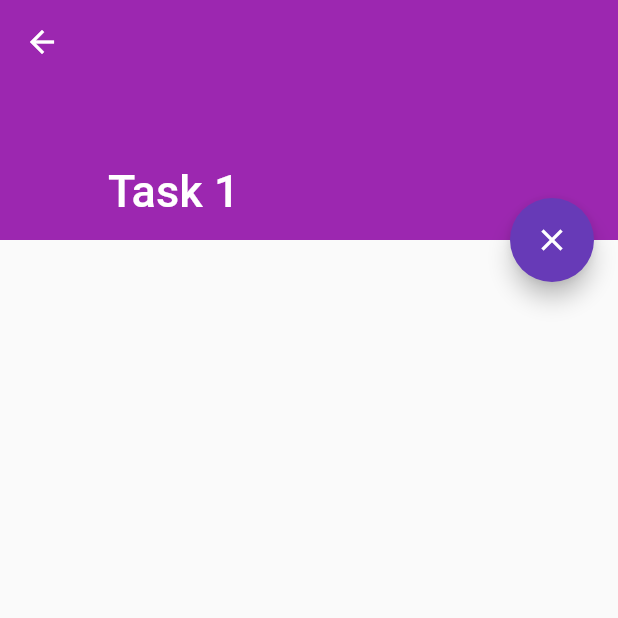
After one commit to AJMC2002/Window-Apps, a Flutter app: the screen it shows after launch, after a tap on an icon or button, on a phone screen of 412 x 824 dp, the top half of it. The commit adds this screen. Run offline on Flutter 3.47's test engine with Material 2 defaults, Android fonts, the phone set to English and light mode, and no system bars; our stand-ins replace flutter_svg, freezed_annotation.

Commit message:
Start of development (Task Screen)

```diff
--- a/lib/app/config.dart
+++ b/lib/app/config.dart
@@ -2,6 +2,7 @@ import 'package:uuid/uuid.dart';
 
 abstract class Config {
   static const uuid = Uuid();
-  static const maxTopicNameLength = 40;
-  static const maxTaskNameLength = 40;
+  static const maxTopicTitleLength = 40;
+  static const maxTaskTitleLength = 40;
+  static const floatingActionButtonHeight = 56.0;
 }
--- a/lib/app/task_app.dart
+++ b/lib/app/task_app.dart
@@ -1,7 +1,6 @@
 import 'package:flutter/material.dart';
 
-import '../screens/branch/branch_page.dart';
-import 'config.dart';
+import '../screens/branch/branch_screen.dart';
 
 class TaskApp extends StatelessWidget {
   const TaskApp({super.key});
@@ -13,7 +12,7 @@ class TaskApp extends StatelessWidget {
       theme: ThemeData(
         primarySwatch: Colors.deepPurple,
       ),
-      home: const BranchPage(topic: 'Учёба'),
+      home: const BranchScreen(topic: 'Учёба'),
       debugShowCheckedModeBanner: false,
     );
   }
--- a/lib/screens/branch/widgets/appbar/delete_done_tasks_dialog.dart
+++ b/lib/screens/branch/widgets/appbar/delete_done_tasks_dialog.dart
@@ -1,7 +1,7 @@
 import 'package:flutter/material.dart';
 
 class DeleteDoneTasksDialog extends StatelessWidget {
-  const DeleteDoneTasksDialog({super.key,required this.removeDoneTasks});
+  const DeleteDoneTasksDialog({super.key, required this.removeDoneTasks});
 
   final VoidCallback removeDoneTasks;
 
--- a/lib/screens/branch/widgets/appbar/edit_topic_dialog.dart
+++ b/lib/screens/branch/widgets/appbar/edit_topic_dialog.dart
@@ -36,12 +36,12 @@ class _EditTopicDialogState extends State<EditTopicDialog> {
           icon: Icon(Icons.edit),
           hintText: 'Введите название ветки',
         ),
-        maxLength: Config.maxTopicNameLength,
+        maxLength: Config.maxTopicTitleLength,
         maxLengthEnforcement: MaxLengthEnforcement.none,
         validator: (input) {
           if (input?.trim().isEmpty ?? true) {
             return 'Название не может быть пустым';
-          } else if (input!.length >  Config.maxTopicNameLength) {
+          } else if (input!.length > Config.maxTopicTitleLength) {
             return 'Слишком длинное название';
           } else {
             return null;
--- a/lib/screens/branch/widgets/fab/add_task_dialog.dart
+++ b/lib/screens/branch/widgets/fab/add_task_dialog.dart
@@ -4,7 +4,7 @@ import 'package:flutter/services.dart';
 import '../../../../app/config.dart';
 
 class AddTaskDialog extends StatefulWidget {
-  AddTaskDialog({super.key, required this.addTask});
+  const AddTaskDialog({super.key, required this.addTask});
 
   final ValueSetter<String> addTask;
 
@@ -36,12 +36,12 @@ class _AddTaskDialogState extends State<AddTaskDialog> {
           icon: Icon(Icons.add),
           hintText: 'Введите название задачи',
         ),
-        maxLength: Config.maxTaskNameLength,
+        maxLength: Config.maxTaskTitleLength,
         maxLengthEnforcement: MaxLengthEnforcement.none,
         validator: (input) {
           if (input?.trim().isEmpty ?? true) {
             return 'Название не может быть пустым';
-          } else if (input!.length > Config.maxTaskNameLength) {
+          } else if (input!.length > Config.maxTaskTitleLength) {
             return 'Слишком длинное название';
           } else {
             return null;
--- a/lib/screens/branch/widgets/tasklist/task_list.dart
+++ b/lib/screens/branch/widgets/task_list/task_list.dart
@@ -1,11 +1,11 @@
 import 'package:flutter/material.dart';
 
 import '../../../../models/task.dart';
-import 'task_list_config.dart';
+import '../../branch_config.dart';
 import 'task_tile.dart';
 
 class TaskList extends StatelessWidget {
-  TaskList({
+  const TaskList({
     super.key,
     required this.tasks,
     required this.switchDone,
@@ -21,7 +21,7 @@ class TaskList extends StatelessWidget {
   @override
   Widget build(BuildContext context) {
     return ListView.separated(
-      padding: TaskListConfig.taskListPadding,
+      padding: BranchConfig.taskListPadding,
       itemCount: tasks.length,
       itemBuilder: (context, index) => TaskTile(
         task: tasks[index],
@@ -30,7 +30,7 @@ class TaskList extends StatelessWidget {
         removeTask: removeTask,
       ),
       separatorBuilder: (context, index) =>
-          const SizedBox(height: TaskListConfig.taskTileSeparation),
+          const SizedBox(height: BranchConfig.taskTileSeparation),
     );
   }
 }
--- a/lib/screens/branch/widgets/tasklist/task_list_background.dart
+++ b/lib/screens/branch/widgets/task_list/task_list_background.dart
@@ -1,6 +1,6 @@
 import 'package:flutter/material.dart';
 
-import 'task_list_config.dart';
+import '../../branch_config.dart';
 
 class TaskListBackground extends StatelessWidget {
   const TaskListBackground({super.key});
@@ -8,29 +8,28 @@ class TaskListBackground extends StatelessWidget {
   @override
   Widget build(BuildContext context) {
     return ListView.separated(
-      padding: TaskListConfig.taskListBackgroundPadding,
+      padding: BranchConfig.taskListBackgroundPadding,
       physics: const NeverScrollableScrollPhysics(),
       itemCount:
-          MediaQuery.of(context).size.height ~/ TaskListConfig.taskTileHeight +
-              1,
+          MediaQuery.of(context).size.height ~/ BranchConfig.taskTileHeight + 1,
       itemBuilder: (context, index) => Container(
         width: MediaQuery.of(context).size.width,
-        height: TaskListConfig.taskTileHeight +
-            (TaskListConfig.taskTileSeparation +
-                    TaskListConfig.taskTileDivisorHeight) /
+        height: BranchConfig.taskTileHeight +
+            (BranchConfig.taskTileSeparation +
+                    BranchConfig.taskTileDivisorHeight) /
                 2,
         decoration: BoxDecoration(
           border: Border(
             bottom: BorderSide(
               color: Colors.deepPurpleAccent.shade100,
-              width: TaskListConfig.taskTileDivisorHeight,
+              width: BranchConfig.taskTileDivisorHeight,
             ),
           ),
         ),
       ),
       separatorBuilder: (context, index) => const SizedBox(
-        height: (TaskListConfig.taskTileSeparation -
-                TaskListConfig.taskTileDivisorHeight) /
+        height: (BranchConfig.taskTileSeparation -
+                BranchConfig.taskTileDivisorHeight) /
             2,
       ),
     );
--- /dev/null
+++ b/lib/screens/branch/widgets/task_list/task_tile.dart
@@ -0,0 +1,117 @@
+import 'package:flutter/material.dart';
+
+import '../../../../models/task.dart';
+import '../../../task/task_screen.dart';
+import 'task_tile_icons.dart';
+
+class TaskTile extends StatelessWidget {
+  const TaskTile({
+    super.key,
+    required this.task,
+    required this.switchDone,
+    required this.switchFavorite,
+    required this.removeTask,
+  });
+
+  final Task task;
+  final ValueSetter<String> switchDone;
+  final ValueSetter<String> switchFavorite;
+  final Function removeTask;
+
+  @override
+  Widget build(BuildContext context) {
+    return Dismissible(
+      key: Key(task.id),
+      direction: DismissDirection.endToStart,
+      onDismissed: (direction) => removeTask(task.id),
+      background: _buildBackground(),
+      child: _buildCard(context),
+    );
+  }
+
+  Container _buildBackground() {
+    return Container(
+      decoration: BoxDecoration(
+        color: Colors.red,
+        border: Border.all(color: Colors.black),
+        borderRadius: BorderRadius.circular(5),
+      ),
+      alignment: Alignment.centerRight,
+      padding: const EdgeInsets.all(15),
+      child: const Icon(Icons.delete, size: 30),
+    );
+  }
+
+  Card _buildCard(BuildContext context) {
+    return Card(
+      margin: EdgeInsets.zero,
+      color: Colors.grey[100],
+      shape: RoundedRectangleBorder(
+        side: const BorderSide(color: Colors.black),
+        borderRadius: BorderRadius.circular(5),
+      ),
+      child: Padding(
+        padding: const EdgeInsets.all(10),
+        child: Row(
+          children: [
+            _buildDoneCheckbox(),
+            _buildTaskTitle(context),
+            _buildFavoriteIconButton(),
+          ],
+        ),
+      ),
+    );
+  }
+
+  Padding _buildDoneCheckbox() {
+    return Padding(
+      padding: const EdgeInsets.only(right: 10),
+      child: Transform.scale(
+        scale: 1.3,
+        child: Checkbox(
+          shape: const CircleBorder(),
+          activeColor: Colors.deepPurple,
+          value: task.isDone,
+          onChanged: (_) => switchDone(task.id),
+        ),
+      ),
+    );
+  }
+
+  Expanded _buildTaskTitle(BuildContext context) {
+    return Expanded(
+      child: GestureDetector(
+        onTap: () => _pushTaskPage(context),
+        child: Text(
+          task.title,
+          style: const TextStyle(fontSize: 20),
+        ),
+      ),
+    );
+  }
+
+  void _pushTaskPage(BuildContext context) {
+    Navigator.of(context).push(
+      MaterialPageRoute(
+        builder: (context) => TaskScreen(
+          task: task,
+          switchDone: switchDone,
+        ),
+      ),
+    );
+  }
+
+  Padding _buildFavoriteIconButton() {
+    return Padding(
+      padding: const EdgeInsets.only(left: 10),
+      child: IconButton(
+        icon: task.isFavorite
+            ? TaskTileIcons.favoriteIconSelected
+            : TaskTileIcons.favoriteIcon,
+        iconSize: 30,
+        isSelected: task.isFavorite,
+        onPressed: () => switchFavorite(task.id),
+      ),
+    );
+  }
+}
--- /dev/null
+++ b/lib/screens/task/task_screen.dart
@@ -0,0 +1,52 @@
+import 'package:flutter/material.dart';
+
+import '../../app/config.dart';
+import '../../models/task.dart';
+
+class TaskScreen extends StatefulWidget {
+  const TaskScreen({
+    super.key,
+    required this.task,
+    required this.switchDone,
+  });
+
+  final Task task;
+  final ValueSetter<String> switchDone;
+
+  @override
+  State<TaskScreen> createState() => _TaskScreenState();
+}
+
+class _TaskScreenState extends State<TaskScreen> {
+  @override
+  Widget build(BuildContext context) {
+    return Scaffold(
+      body: Stack(
+        children: [
+          CustomScrollView(
+            slivers: [
+              SliverAppBar(
+                pinned: true,
+                expandedHeight: 160.0,
+                flexibleSpace: FlexibleSpaceBar(
+                  title: Text(widget.task.title),
+                  background: Container(color: Colors.purple),
+                ),
+              ),
+            ],
+          ),
+          Positioned(
+            top: 160.0 - Config.floatingActionButtonHeight / 2,
+            right: kFloatingActionButtonMargin,
+            child: FloatingActionButton(
+              onPressed: () => setState(() {
+                widget.switchDone(widget.task.id);
+              }),
+              child: Icon(widget.task.isDone ? Icons.check : Icons.close),
+            ),
+          )
+        ],
+      ),
+    );
+  }
+}
```
Also changed, not shown: lib/screens/branch/branch_config.dart (added, +20 -0 lines), lib/screens/branch/branch_screen.dart (renamed from lib/screens/branch/branch_page.dart, +7 -8 lines), lib/screens/branch/widgets/tasklist/task_list_config.dart (deleted, +0 -20 lines), lib/screens/branch/widgets/tasklist/task_tile.dart (deleted, +0 -82 lines), lib/screens/branch/widgets/task_list/empty_task_list_background.dart (renamed from lib/screens/branch/widgets/tasklist/empty_task_list_background.dart), lib/screens/branch/widgets/task_list/task_tile_icons.dart (renamed from lib/screens/branch/widgets/tasklist/task_tile_icons.dart), 1 other file.
